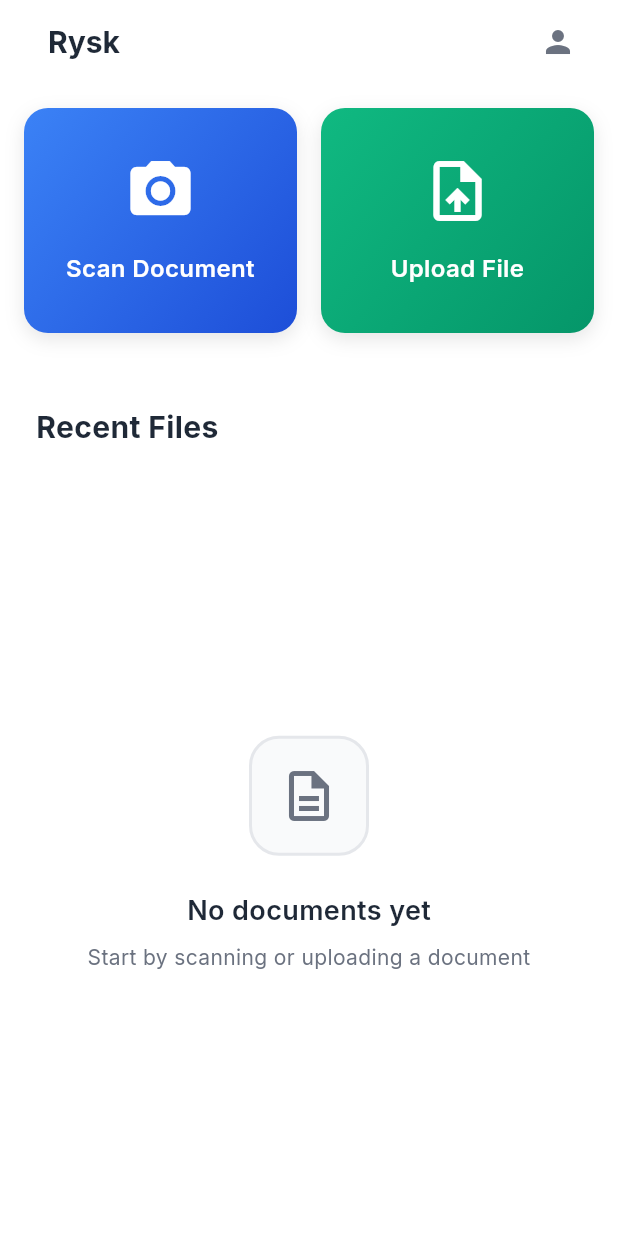
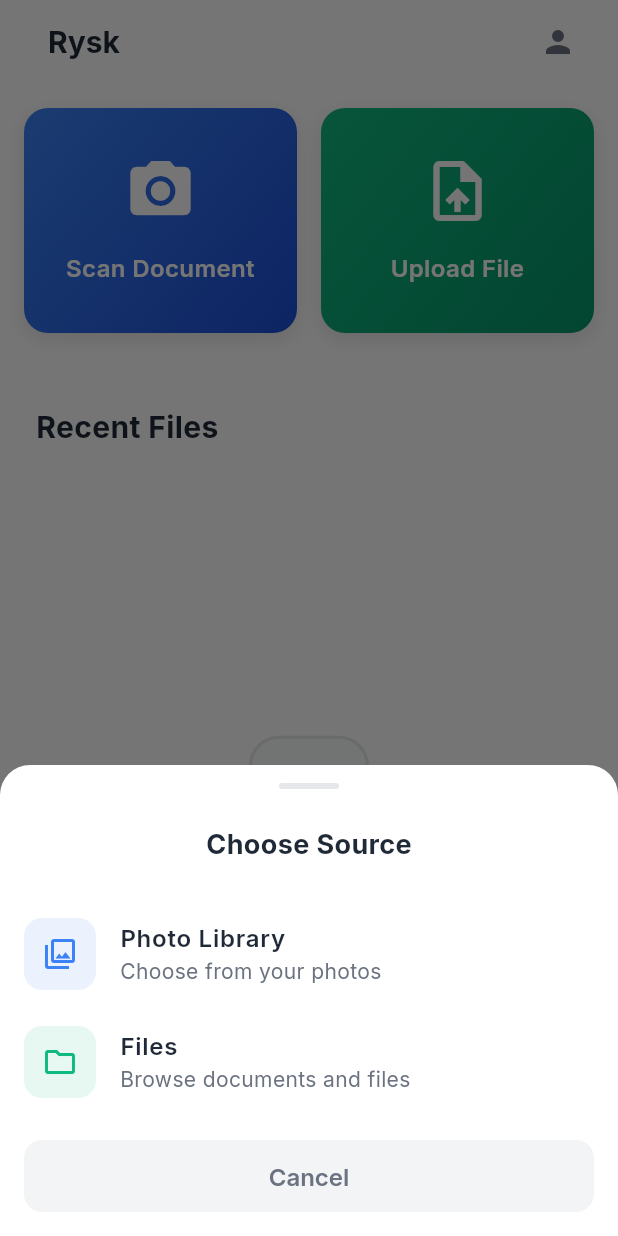
Before and after one commit to 6ixBit/rysk-flutter, a Flutter app: the HomeScreen screen opened directly, after a tap on "Upload File", on a phone screen of 412 x 824 dp. Run offline on Flutter 3.47's test engine with Material 3 defaults, Android fonts, the light colour scheme and no system bars; our stand-ins replace camera, file_picker, flutter_image_compress, google_fonts, image_picker.

Commit message:
added sheet to handle ability to upload photos or files

```diff
--- a/lib/screens/home/home_screen.dart
+++ b/lib/screens/home/home_screen.dart
@@ -1,6 +1,7 @@
 import 'dart:io';
 import 'package:flutter/material.dart';
 import 'package:image_picker/image_picker.dart';
+import 'package:file_picker/file_picker.dart';
 import 'package:path_provider/path_provider.dart';
 import 'package:path/path.dart' as path;
 import '../scanner/document_scanner_screen.dart';
@@ -38,10 +39,168 @@ class _HomeScreenState extends State<HomeScreen> {
 
   Future<void> _uploadDocument() async {
     try {
-      final XFile? file = await _picker.pickImage(source: ImageSource.gallery);
+      // Show action sheet to let user choose source
+      final result = await showModalBottomSheet<String>(
+        context: context,
+        backgroundColor: Colors.transparent,
+        builder: (context) => Container(
+          decoration: const BoxDecoration(
+            color: Colors.white,
+            borderRadius: BorderRadius.vertical(top: Radius.circular(20)),
+          ),
+          child: SafeArea(
+            child: Column(
+              mainAxisSize: MainAxisSize.min,
+              children: [
+                // Handle bar
+                Container(
+                  width: 40,
+                  height: 4,
+                  margin: const EdgeInsets.only(top: 12),
+                  decoration: BoxDecoration(
+                    color: const Color(0xFFE5E7EB),
+                    borderRadius: BorderRadius.circular(2),
+                  ),
+                ),
+                const SizedBox(height: 24),
 
-      if (file != null) {
-        final File document = File(file.path);
+                // Title
+                Text(
+                  'Choose Source',
+                  style: GoogleFonts.inter(
+                    fontSize: 18,
+                    fontWeight: FontWeight.w700,
+                    color: const Color(0xFF1F2937),
+                  ),
+                ),
+                const SizedBox(height: 24),
+
+                // Photo Library Option
+                ListTile(
+                  leading: Container(
+                    width: 48,
+                    height: 48,
+                    decoration: BoxDecoration(
+                      color: const Color(0xFF3B82F6).withOpacity(0.1),
+                      borderRadius: BorderRadius.circular(12),
+                    ),
+                    child: const Icon(
+                      Icons.photo_library_outlined,
+                      color: Color(0xFF3B82F6),
+                      size: 24,
+                    ),
+                  ),
+                  title: Text(
+                    'Photo Library',
+                    style: GoogleFonts.inter(
+                      fontSize: 16,
+                      fontWeight: FontWeight.w600,
+                      color: const Color(0xFF1F2937),
+                    ),
+                  ),
+                  subtitle: Text(
+                    'Choose from your photos',
+                    style: GoogleFonts.inter(
+                      fontSize: 14,
+                      color: const Color(0xFF6B7280),
+                    ),
+                  ),
+                  onTap: () => Navigator.pop(context, 'photos'),
+                ),
+
+                // Files Option
+                ListTile(
+                  leading: Container(
+                    width: 48,
+                    height: 48,
+                    decoration: BoxDecoration(
+                      color: const Color(0xFF10B981).withOpacity(0.1),
+                      borderRadius: BorderRadius.circular(12),
+                    ),
+                    child: const Icon(
+                      Icons.folder_outlined,
+                      color: Color(0xFF10B981),
+                      size: 24,
+                    ),
+                  ),
+                  title: Text(
+                    'Files',
+                    style: GoogleFonts.inter(
+                      fontSize: 16,
+                      fontWeight: FontWeight.w600,
+                      color: const Color(0xFF1F2937),
+                    ),
+                  ),
+                  subtitle: Text(
+                    'Browse documents and files',
+                    style: GoogleFonts.inter(
+                      fontSize: 14,
+                      color: const Color(0xFF6B7280),
+                    ),
+                  ),
+                  onTap: () => Navigator.pop(context, 'files'),
+                ),
+
+                const SizedBox(height: 16),
+
+                // Cancel Button
+                Padding(
+                  padding: const EdgeInsets.symmetric(horizontal: 16),
+                  child: SizedBox(
+                    width: double.infinity,
+                    height: 48,
+                    child: TextButton(
+                      onPressed: () => Navigator.pop(context),
+                      style: TextButton.styleFrom(
+                        backgroundColor: const Color(0xFFF3F4F6),
+                        shape: RoundedRectangleBorder(
+                          borderRadius: BorderRadius.circular(12),
+                        ),
+                      ),
+                      child: Text(
+                        'Cancel',
+                        style: GoogleFonts.inter(
+                          fontSize: 16,
+                          fontWeight: FontWeight.w600,
+                          color: const Color(0xFF6B7280),
+                        ),
+                      ),
+                    ),
+                  ),
+                ),
+
+                const SizedBox(height: 16),
+              ],
+            ),
+          ),
+        ),
+      );
+
+      if (result == null) return;
+
+      File? document;
+
+      if (result == 'photos') {
+        // Use photo library
+        final XFile? file = await _picker.pickImage(
+          source: ImageSource.gallery,
+        );
+        if (file != null) {
+          document = File(file.path);
+        }
+      } else if (result == 'files') {
+        // Use file picker for documents
+        final result = await FilePicker.platform.pickFiles(
+          type: FileType.any,
+          allowMultiple: false,
+        );
+
+        if (result != null && result.files.isNotEmpty) {
+          document = File(result.files.first.path!);
+        }
+      }
+
+      if (document != null) {
         _documentService.addDocument(document);
         setState(() {}); // Refresh UI
       }
--- a/pubspec.yaml
+++ b/pubspec.yaml
@@ -43,6 +43,7 @@ dependencies:
   flutter_image_compress: ^2.1.0
   uuid: ^4.3.3
   provider: ^6.1.1
+  file_picker: ^8.0.0+1
 
 dev_dependencies:
   flutter_test:
```
Also changed, not shown: pubspec.lock, 1 other file.
